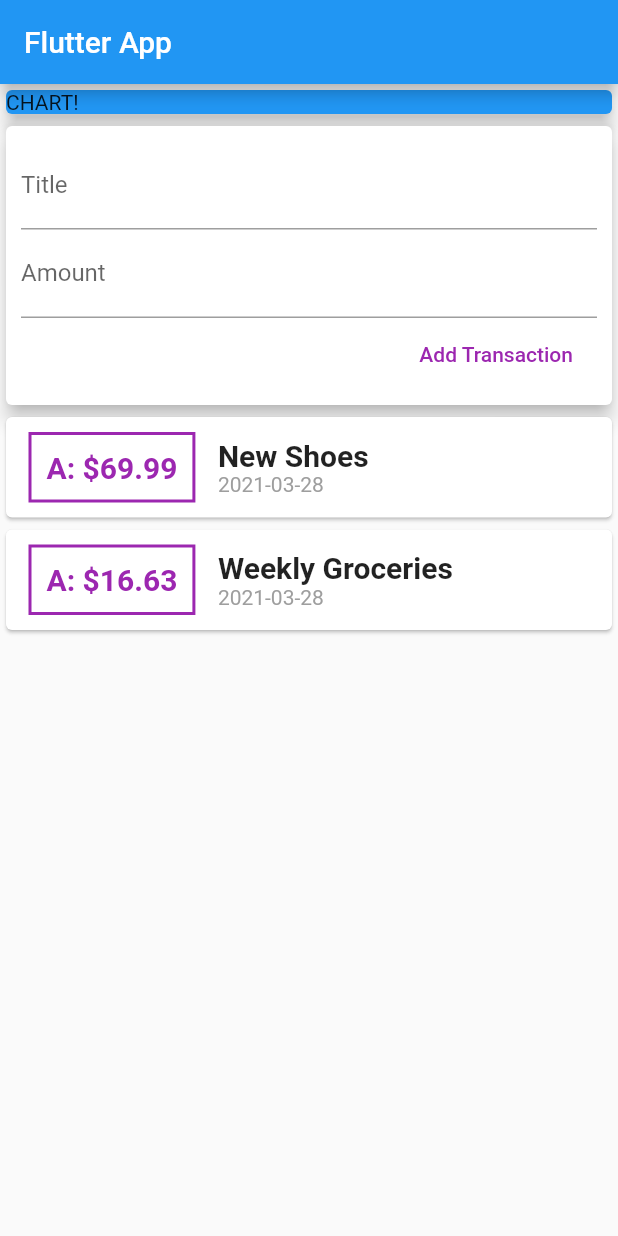
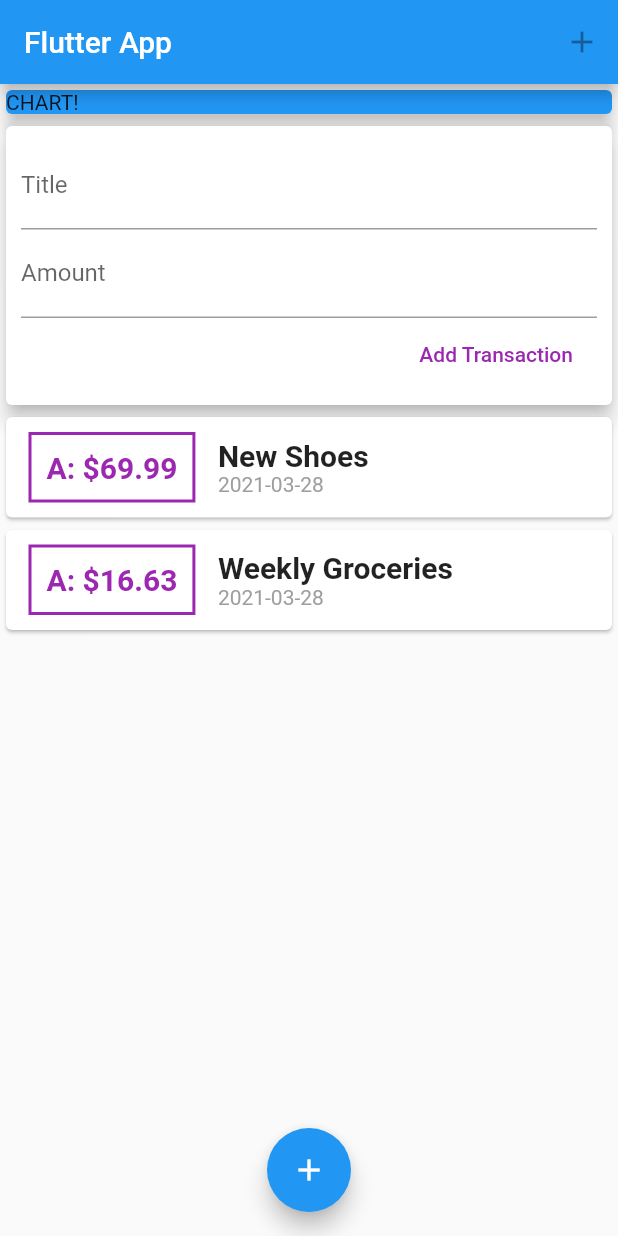
Before and after one commit to joyzo14/FlutterPlanApp, a Flutter app: the screen it shows after launch, on a phone screen of 412 x 824 dp. Run offline on Flutter 3.47's test engine with Material 2 defaults, Android fonts, the phone set to English and light mode, and no system bars.

Commit message:
090 Adding AppBar Buttons & Floating Action Buttons

```diff
--- a/lib/main.dart
+++ b/lib/main.dart
@@ -25,6 +25,11 @@ class MyHomePage extends StatelessWidget {
     return Scaffold(
       appBar: AppBar(
         title: Text('Flutter App'),
+        actions: [
+          IconButton(
+              icon: Icon(Icons.add),
+              onPressed: null)
+        ],
       ),
       body: SingleChildScrollView(
         child: Column(
@@ -43,6 +48,11 @@ class MyHomePage extends StatelessWidget {
           ],
         ),
       ),
+      floatingActionButtonLocation: FloatingActionButtonLocation.centerFloat,
+      floatingActionButton: FloatingActionButton(
+        child: Icon(Icons.add),
+        onPressed: null,
+      ),
     );
   }
 }
```
